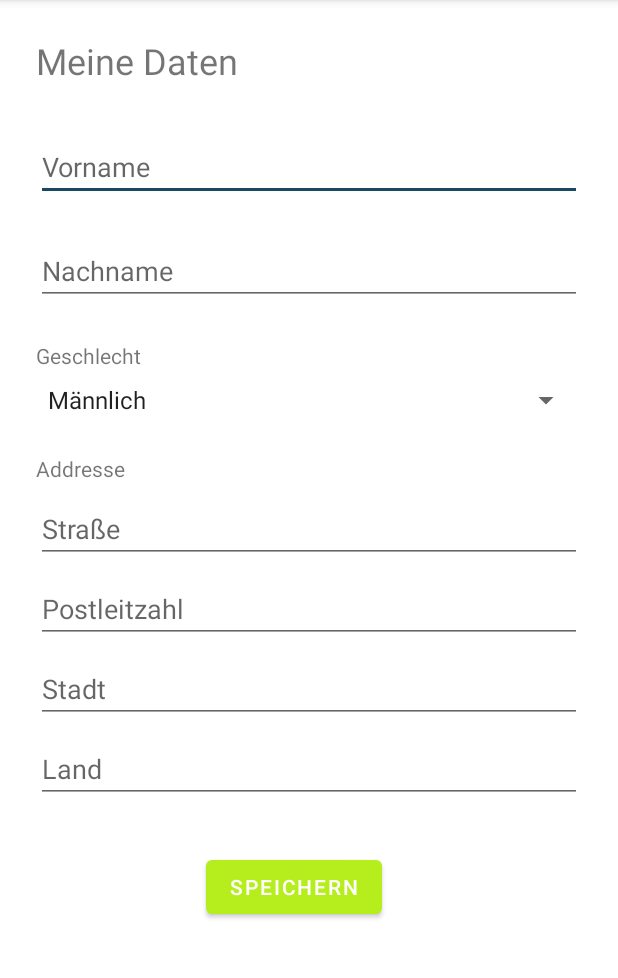
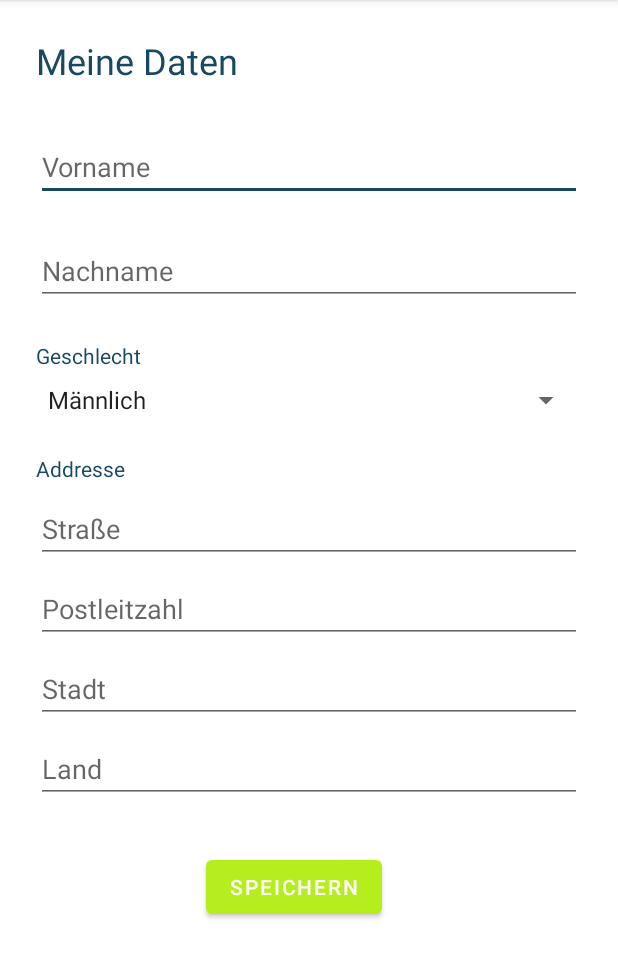
Before and after one commit to StepUp-eHealth-Application/StepUp-Frontend, an Android app: the PatientDataActivity screen opened directly, with no data from a screen before it, on a phone screen of 412 x 824 dp, the part 84-1062 px from its top. Run offline under Robolectric (Android 15) with nearby library versions, the phone set to English and light mode, and no system bars.

Commit message:
Chagned colors

```diff
--- a/app/src/main/res/layout/activity_patient_data.xml
+++ b/app/src/main/res/layout/activity_patient_data.xml
@@ -15,7 +15,8 @@
         android:text="Meine Daten"
         android:textSize="24sp"
         app:layout_constraintStart_toStartOf="parent"
-        app:layout_constraintTop_toTopOf="parent" />
+        app:layout_constraintTop_toTopOf="parent"
+        android:textColor="@color/secondary" />
 
     <EditText
         android:id="@+id/txtFirstName"
@@ -114,7 +115,8 @@
         android:layout_marginTop="24dp"
         android:text="Geschlecht"
         app:layout_constraintStart_toStartOf="parent"
-        app:layout_constraintTop_toBottomOf="@+id/txtLastName" />
+        app:layout_constraintTop_toBottomOf="@+id/txtLastName"
+        android:textColor="@color/secondary" />
 
     <Spinner
         android:id="@+id/spinnerGender"
@@ -136,7 +138,8 @@
         android:text="Addresse"
         android:textSize="14sp"
         app:layout_constraintStart_toStartOf="parent"
-        app:layout_constraintTop_toBottomOf="@+id/spinnerGender" />
+        app:layout_constraintTop_toBottomOf="@+id/spinnerGender"
+        android:textColor="@color/secondary" />
 
     <Button
         android:id="@+id/btnSave"
```
